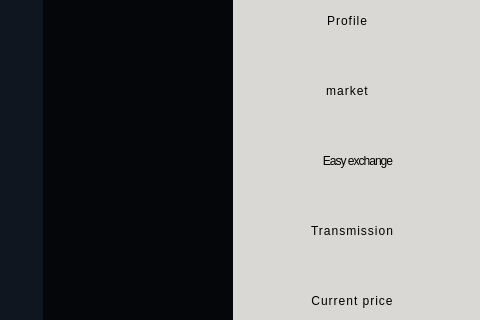
Old version of the form clients/withdrawal.ui in the repository Abbas2026/Exchange; both pictures show x 798 to 1278 and y 350 to 670 of the 1278 by 904 pixel window.
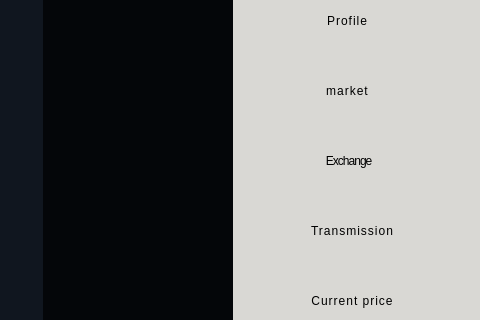
New version of the form. Icons and pictures are not drawn.

Commit message: [CLIENT][SERRVER][EXCHANGE] Complete implementation of the exchange section, including design and communication with the server.

```diff
--- a/clients/withdrawal.ui
+++ b/clients/withdrawal.ui
@@ -10,6 +10,18 @@
     <height>904</height>
    </rect>
   </property>
+  <property name="minimumSize">
+   <size>
+    <width>1278</width>
+    <height>904</height>
+   </size>
+  </property>
+  <property name="maximumSize">
+   <size>
+    <width>1278</width>
+    <height>904</height>
+   </size>
+  </property>
   <property name="windowTitle">
    <string>Form</string>
   </property>
@@ -168,28 +180,6 @@
      <set>Qt::AlignmentFlag::AlignCenter</set>
     </property>
    </widget>
-   <widget class="QPushButton" name="easyexchange_btn">
-    <property name="geometry">
-     <rect>
-      <x>20</x>
-      <y>490</y>
-      <width>211</width>
-      <height>41</height>
-     </rect>
-    </property>
-    <property name="cursor">
-     <cursorShape>PointingHandCursor</cursorShape>
-    </property>
-    <property name="styleSheet">
-     <string notr="true">border:none;
-color: rgb(0, 0, 0);
-font: 28pt &quot;Bangers&quot;;
-letter-spacing: -1px;</string>
-    </property>
-    <property name="text">
-     <string>Easy exchange</string>
-    </property>
-   </widget>
    <widget class="QPushButton" name="Profile_btn">
     <property name="geometry">
      <rect>
@@ -303,6 +293,28 @@
      <string> withdrawal</string>
     </property>
    </widget>
+   <widget class="QPushButton" name="easyexchange_btn">
+    <property name="geometry">
+     <rect>
+      <x>40</x>
+      <y>490</y>
+      <width>151</width>
+      <height>41</height>
+     </rect>
+    </property>
+    <property name="cursor">
+     <cursorShape>PointingHandCursor</cursorShape>
+    </property>
+    <property name="styleSheet">
+     <string notr="true">border:none;
+color: rgb(0, 0, 0);
+font: 28pt &quot;Bangers&quot;;
+letter-spacing: -1px;</string>
+    </property>
+    <property name="text">
+     <string> Exchange</string>
+    </property>
+   </widget>
   </widget>
   <widget class="QWidget" name="widget" native="true">
    <property name="geometry">
```
The commit also changes 85 other files.
